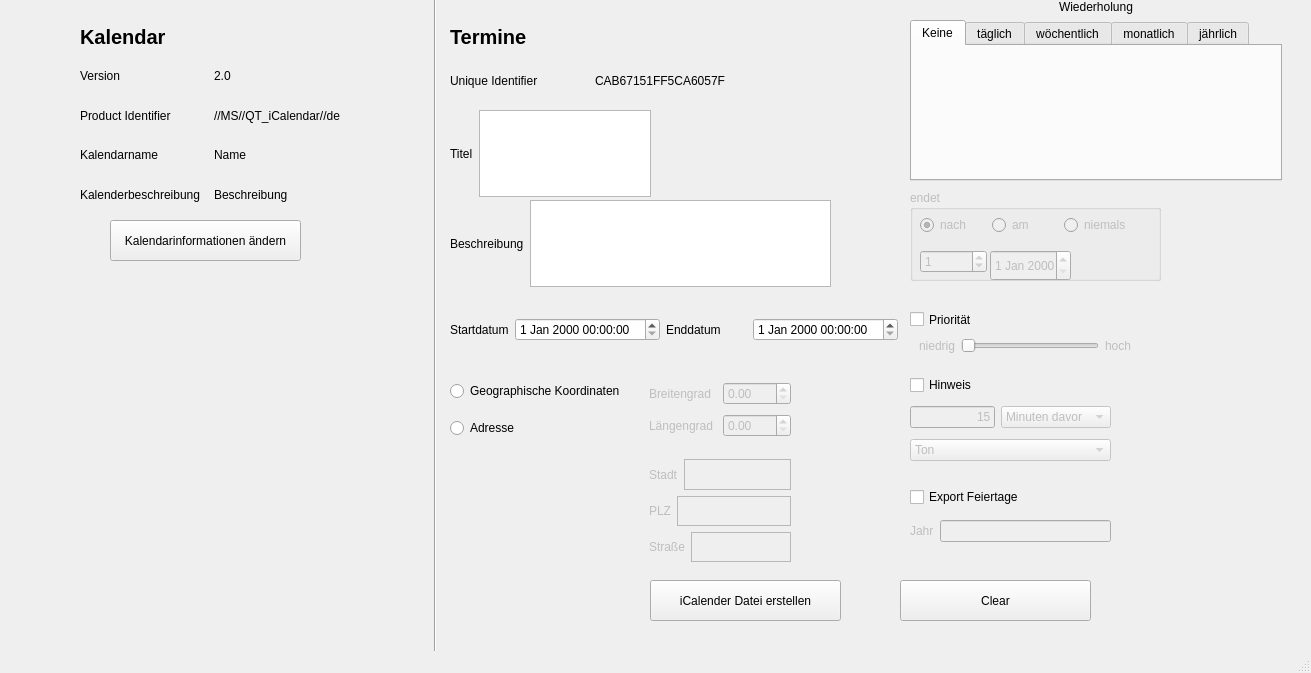
Before: the Qt Designer form qt_ical/mainwindow.ui in MartenAlan/QT_iCalendar, drawn with Qt 5.
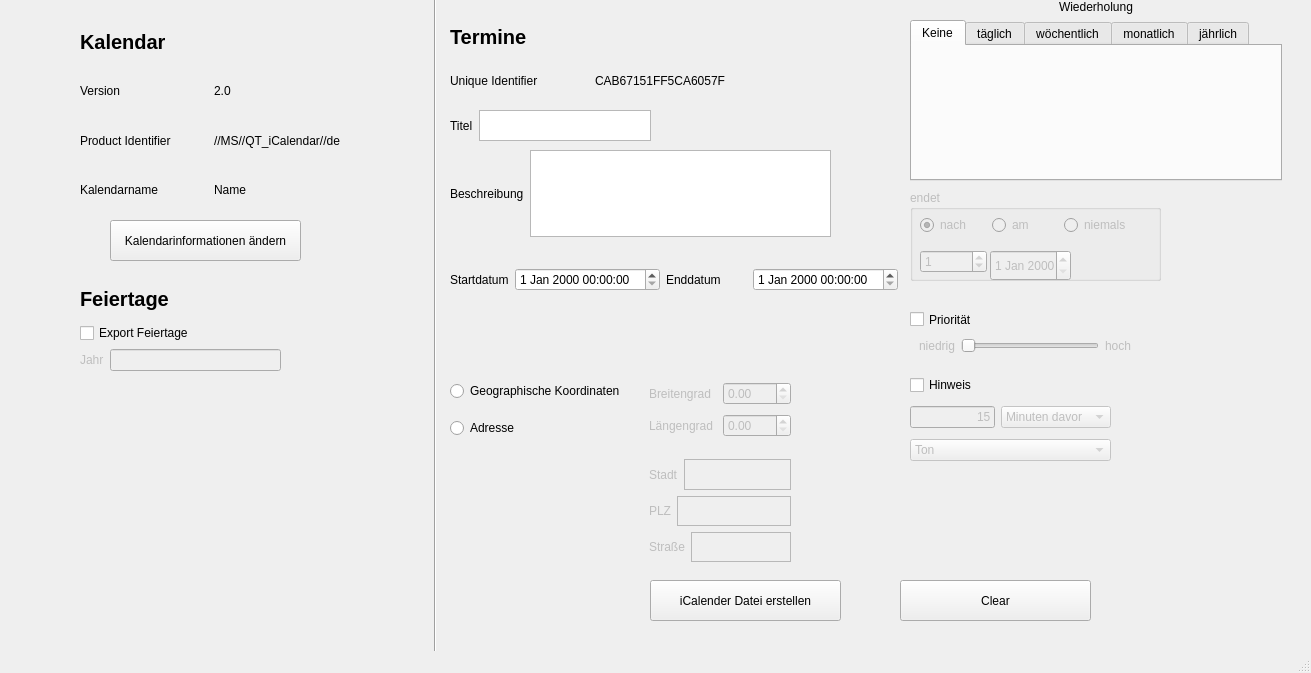
After: the same form once the commit is applied.

Commit message: Calendarname in Prodid hinzugefügt, UI angepasst, uid wird zufällig generiert

Patch:
```diff
--- a/qt_ical/mainwindow.ui
+++ b/qt_ical/mainwindow.ui
@@ -18,7 +18,7 @@
     <property name="geometry">
      <rect>
       <x>450</x>
-      <y>200</y>
+      <y>150</y>
       <width>381</width>
       <height>87</height>
      </rect>
@@ -42,7 +42,7 @@
       <x>450</x>
       <y>110</y>
       <width>201</width>
-      <height>87</height>
+      <height>31</height>
      </rect>
     </property>
     <layout class="QHBoxLayout" name="horizontalLayout_2">
@@ -62,7 +62,7 @@
     <property name="geometry">
      <rect>
       <x>450</x>
-      <y>290</y>
+      <y>240</y>
       <width>448</width>
       <height>80</height>
      </rect>
@@ -1121,13 +1121,26 @@
    <widget class="QWidget" name="verticalLayoutWidget_7">
     <property name="geometry">
      <rect>
-      <x>910</x>
-      <y>480</y>
+      <x>80</x>
+      <y>280</y>
       <width>201</width>
-      <height>71</height>
+      <height>91</height>
      </rect>
     </property>
     <layout class="QVBoxLayout" name="verticalLayout_9">
+     <item>
+      <widget class="QLabel" name="label_26">
+       <property name="font">
+        <font>
+         <pointsize>15</pointsize>
+         <bold>true</bold>
+        </font>
+       </property>
+       <property name="text">
+        <string>Feiertage</string>
+       </property>
+      </widget>
+     </item>
      <item>
       <widget class="QCheckBox" name="checkBox_feiertage">
        <property name="text">
@@ -1162,7 +1175,7 @@
      </item>
     </layout>
    </widget>
-   <widget class="QWidget" name="">
+   <widget class="QWidget" name="layoutWidget">
     <property name="geometry">
      <rect>
       <x>450</x>
@@ -1291,24 +1304,6 @@
        </item>
       </layout>
      </item>
-     <item>
-      <layout class="QHBoxLayout" name="horizontalLayout_8">
-       <item>
-        <widget class="QLabel" name="label_24">
-         <property name="text">
-          <string>Kalenderbeschreibung</string>
-         </property>
-        </widget>
-       </item>
-       <item>
-        <widget class="QLabel" name="label_calendar_desc">
-         <property name="text">
-          <string>Beschreibung</string>
-         </property>
-        </widget>
-       </item>
-      </layout>
-     </item>
     </layout>
    </widget>
    <widget class="QLabel" name="label_25">
```
Left out of the diff: 4 changed lines with no effect on the pictures. The commit also changes 6 other files.
